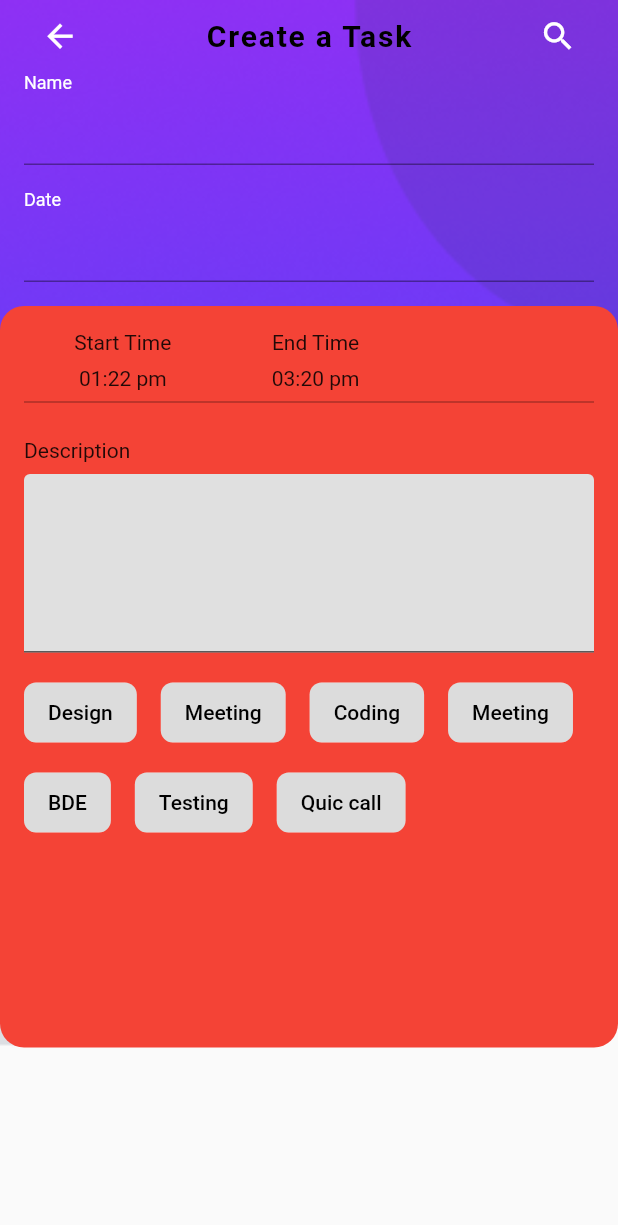
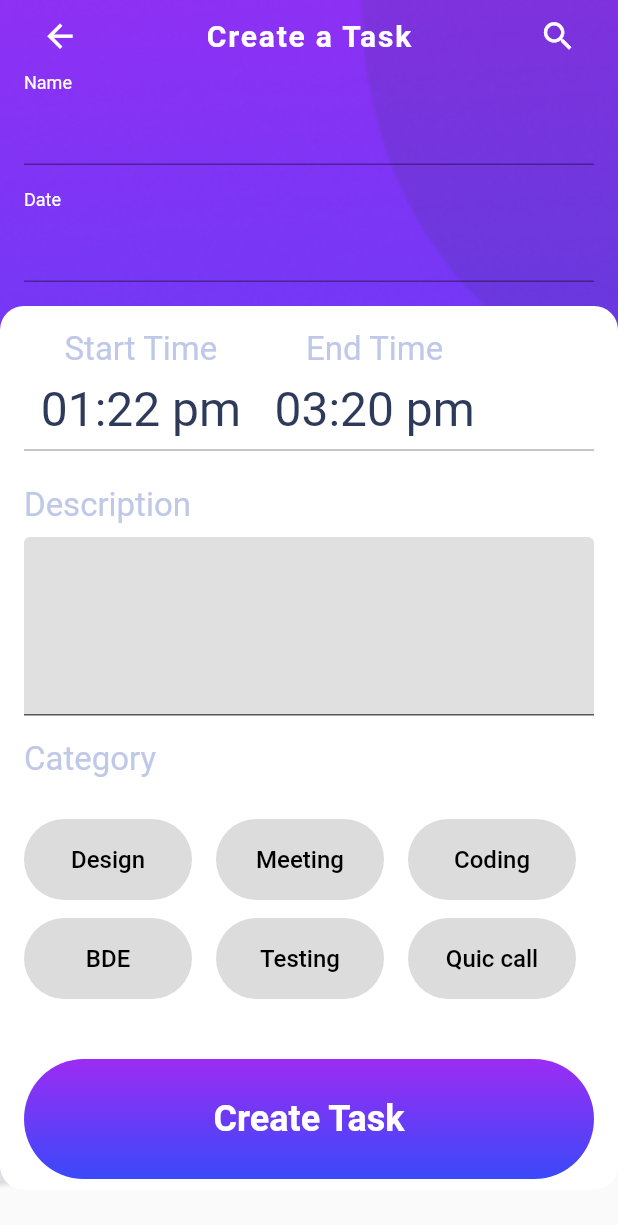
Before and after one commit to ZayniddinMamarasulov/task-manager, a Flutter app: the screen it shows after launch, on a phone screen of 412 x 824 dp. Shown: the top 1225 px of the screen. Run offline on Flutter 3.47's test engine with Material 2 defaults, Android fonts, the phone set to English and light mode, and no system bars.

Commit message:
Ko'rish kerak

```diff
--- a/lib/screen/create_task/chip_model/my_chips.dart
+++ b/lib/screen/create_task/chip_model/my_chips.dart
@@ -13,7 +13,6 @@ class MyTopic {
     MyTopic('Design'),
     MyTopic('Meeting'),
     MyTopic('Coding'),
-    MyTopic('Meeting'),
     MyTopic('BDE'),
     MyTopic('Testing'),
     MyTopic('Quic call'),
--- a/lib/screen/create_task/create_task.dart
+++ b/lib/screen/create_task/create_task.dart
@@ -1,4 +1,5 @@
 import 'package:flutter/material.dart';
+import 'package:task_manager/theme/app_colors.dart';
 
 import 'chip_model/my_chips.dart';
 
@@ -17,10 +18,10 @@ class _CreateTaskScreenState extends State<CreateTaskScreen> {
   List<MyTopic> topics = MyTopic.topics;
 
   List<MyTopic> selectTopics = [];
+
   @override
   Widget build(BuildContext context) {
     final size = MediaQuery.of(context).size;
-    final statusBarHeight = MediaQuery.of(context).padding.top;
     return SafeArea(
       child: Scaffold(
         body: SingleChildScrollView(
@@ -53,7 +54,7 @@ class _CreateTaskScreenState extends State<CreateTaskScreen> {
                               fontSize: 20,
                               letterSpacing: 1.2,
                               fontWeight: FontWeight.w700,
-                              color: Colors.black,
+                              color: Colors.white,
                             ),
                           ),
                           IconButton(
@@ -91,11 +92,11 @@ class _CreateTaskScreenState extends State<CreateTaskScreen> {
                 ),
                 const SizedBox(height: 16),
                 Container(
-                  height: size.height * 0.6,
+                  height: size.height * 0.715,
                   width: size.width,
                   padding: const EdgeInsets.all(16),
                   decoration: BoxDecoration(
-                      color: Colors.red,
+                      color: Colors.white,
                       borderRadius: BorderRadius.circular(16)),
                   child: Column(
                     crossAxisAlignment: CrossAxisAlignment.start,
@@ -105,26 +106,56 @@ class _CreateTaskScreenState extends State<CreateTaskScreen> {
                         children: [
                           Column(
                             children: const [
-                              Text("Start Time"),
+                              Text(
+                                "Start Time",
+                                style: TextStyle(
+                                  fontSize: 22,
+                                  color: Color(AppColors.greyColor),
+                                ),
+                              ),
                               SizedBox(height: 8),
-                              Text("01:22 pm"),
+                              Text(
+                                "01:22 pm",
+                                style: TextStyle(
+                                  fontSize: 32,
+                                  color: Color(AppColors.darkColor),
+                                ),
+                              ),
                             ],
                           ),
                           Column(
                             children: const [
-                              Text("End Time"),
+                              Text(
+                                "End Time",
+                                style: TextStyle(
+                                  fontSize: 22,
+                                  color: Color(AppColors.greyColor),
+                                ),
+                              ),
                               SizedBox(height: 8),
-                              Text("03:20 pm"),
+                              Text(
+                                "03:20 pm",
+                                style: TextStyle(
+                                  fontSize: 32,
+                                  color: Color(AppColors.darkColor),
+                                ),
+                              ),
                             ],
                           ),
-                          const SizedBox(width: 56)
+                          const SizedBox(width: 46)
                         ],
                       ),
                       const Divider(
                         color: Colors.black45,
                       ),
                       const SizedBox(height: 16),
-                      const Text("Description"),
+                      const Text(
+                        "Description",
+                        style: TextStyle(
+                          fontSize: 22,
+                          color: Color(AppColors.greyColor),
+                        ),
+                      ),
                       const SizedBox(height: 8),
                       TextFormField(
                         controller: _descController,
@@ -133,23 +164,41 @@ class _CreateTaskScreenState extends State<CreateTaskScreen> {
                             filled: true, fillColor: Colors.grey.shade300),
                       ),
                       const SizedBox(height: 16),
+                      const Text(
+                        "Category",
+                        style: TextStyle(
+                          fontSize: 22,
+                          color: Color(AppColors.greyColor),
+                        ),
+                      ),
+                      const SizedBox(height: 27),
                       Wrap(
                         runSpacing: 12,
                         spacing: 16,
                         children: List.generate(topics.length, (index) {
                           var topic = topics[index];
                           return ChoiceChip(
-                            label: Text(
-                              topic.title,
-                              style: TextStyle(
-                                  color: topic.isSelected
-                                      ? Colors.white
-                                      : Colors.black),
+                            label: SizedBox(
+                              height: 30,
+                              width: 80,
+                              child: Center(
+                                child: Text(
+                                  topic.title,
+                                  style: TextStyle(
+                                    color: topic.isSelected
+                                        ? Colors.white
+                                        : Colors.black,
+                                    fontSize: 16,
+                                  ),
+                                ),
+                              ),
                             ),
-                            selectedColor: Colors.grey.shade900,
+                            selectedColor:
+                                const Color(AppColors.bottomGradient),
+                            disabledColor: const Color(AppColors.whiteColor),
                             selected: topic.isSelected,
                             shape: RoundedRectangleBorder(
-                              borderRadius: BorderRadius.circular(8),
+                              borderRadius: BorderRadius.circular(50),
                             ),
                             padding: const EdgeInsets.symmetric(
                                 horizontal: 8, vertical: 12),
@@ -162,7 +211,6 @@ class _CreateTaskScreenState extends State<CreateTaskScreen> {
                                 } else {
                                   selectTopics.remove(topic);
                                 }
-
                                 // tanlanganlar
                                 debugPrint(selectTopics.toString() +
                                     "selected Category");
@@ -171,6 +219,36 @@ class _CreateTaskScreenState extends State<CreateTaskScreen> {
                           );
                         }),
                       ),
+                      const SizedBox(
+                        height: 40,
+                      ),
+                      InkWell(
+                        onTap: () {},
+                        child: Container(
+                          height: 80,
+                          width: double.infinity,
+                          decoration: BoxDecoration(
+                            borderRadius: BorderRadius.circular(50),
+                            gradient: const LinearGradient(
+                                colors: [
+                                  Color(AppColors.topGradient),
+                                  Color(AppColors.bottomGradient)
+                                ],
+                                begin: Alignment.topCenter,
+                                end: Alignment.bottomCenter),
+                          ),
+                          child: const Center(
+                            child: Text(
+                              "Create Task",
+                              style: TextStyle(
+                                fontSize: 24,
+                                fontWeight: FontWeight.w700,
+                                color: Colors.white,
+                              ),
+                            ),
+                          ),
+                        ),
+                      )
                     ],
                   ),
                 )
--- a/lib/theme/app_colors.dart
+++ b/lib/theme/app_colors.dart
@@ -3,4 +3,6 @@ class AppColors{
   static const topGradient = 0xFF9C2CF3;
   static const bottomGradient = 0xFF3A49F9;
   static const darkColor = 0xFF2E3A59;
+  static const greyColor = 0xFFBFC8E8;
+  static const whiteColor = 0xFFE5EAFC;
 }
```
